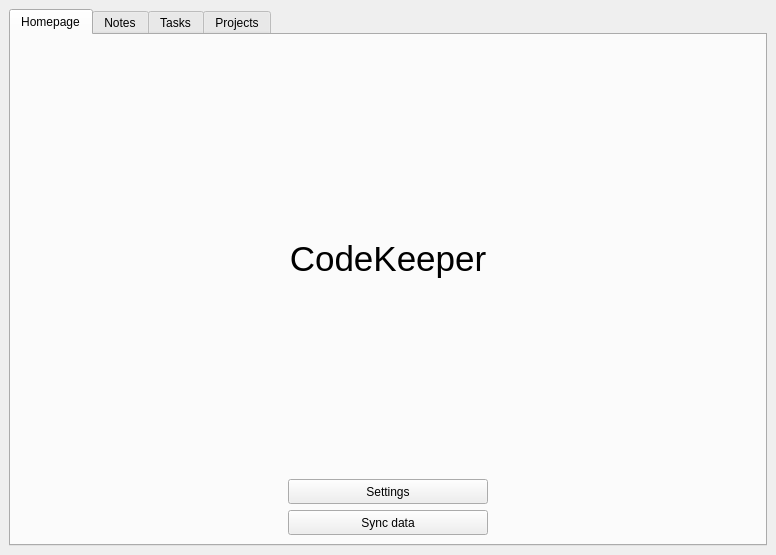
The window that src/CodeKeeper/mainwindow.ui (Nighty3098/CodeKeeper) describes before a commit, drawn with Qt 5.
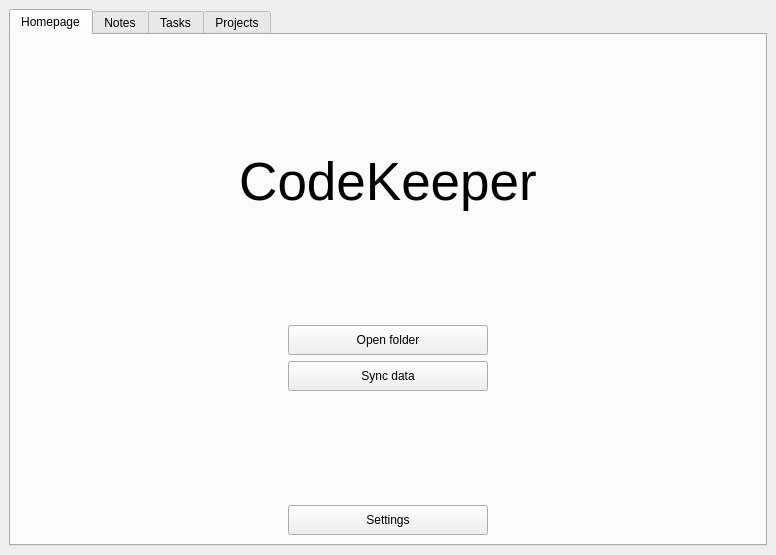
The same window after the commit. Icons and pictures are not drawn.

Diff of the .ui file:
```diff
--- a/src/CodeKeeper/mainwindow.ui
+++ b/src/CodeKeeper/mainwindow.ui
@@ -37,11 +37,24 @@
         <string>Homepage</string>
        </attribute>
        <layout class="QVBoxLayout" name="verticalLayout">
+        <item>
+         <spacer name="verticalSpacer">
+          <property name="orientation">
+           <enum>Qt::Vertical</enum>
+          </property>
+          <property name="sizeHint" stdset="0">
+           <size>
+            <width>20</width>
+            <height>40</height>
+           </size>
+          </property>
+         </spacer>
+        </item>
         <item>
          <widget class="QLabel" name="title">
           <property name="font">
            <font>
-            <pointsize>26</pointsize>
+            <pointsize>40</pointsize>
            </font>
           </property>
           <property name="text">
@@ -53,23 +66,36 @@
          </widget>
         </item>
         <item>
-         <layout class="QHBoxLayout" name="settingsL">
+         <spacer name="verticalSpacer_4">
+          <property name="orientation">
+           <enum>Qt::Vertical</enum>
+          </property>
+          <property name="sizeHint" stdset="0">
+           <size>
+            <width>20</width>
+            <height>40</height>
+           </size>
+          </property>
+         </spacer>
+        </item>
+        <item>
+         <layout class="QHBoxLayout" name="horizontalLayout_4">
           <item>
-           <widget class="QPushButton" name="settingsBtn">
+           <widget class="QPushButton" name="pushButton">
             <property name="minimumSize">
              <size>
-              <width>0</width>
-              <height>25</height>
+              <width>200</width>
+              <height>30</height>
              </size>
             </property>
             <property name="maximumSize">
              <size>
               <width>200</width>
-              <height>16777215</height>
+              <height>30</height>
              </size>
             </property>
             <property name="text">
-             <string>Settings</string>
+             <string>Open folder</string>
             </property>
            </widget>
           </item>
@@ -81,14 +107,14 @@
            <widget class="QPushButton" name="syncBtn">
             <property name="minimumSize">
              <size>
-              <width>0</width>
-              <height>25</height>
+              <width>200</width>
+              <height>30</height>
              </size>
             </property>
             <property name="maximumSize">
              <size>
               <width>200</width>
-              <height>25</height>
+              <height>30</height>
              </size>
             </property>
             <property name="text">
@@ -98,6 +124,42 @@
           </item>
          </layout>
         </item>
+        <item>
+         <spacer name="verticalSpacer_2">
+          <property name="orientation">
+           <enum>Qt::Vertical</enum>
+          </property>
+          <property name="sizeHint" stdset="0">
+           <size>
+            <width>20</width>
+            <height>40</height>
+           </size>
+          </property>
+         </spacer>
+        </item>
+        <item>
+         <layout class="QHBoxLayout" name="settingsL">
+          <item>
+           <widget class="QPushButton" name="settingsBtn">
+            <property name="minimumSize">
+             <size>
+              <width>200</width>
+              <height>30</height>
+             </size>
+            </property>
+            <property name="maximumSize">
+             <size>
+              <width>200</width>
+              <height>30</height>
+             </size>
+            </property>
+            <property name="text">
+             <string>Settings</string>
+            </property>
+           </widget>
+          </item>
+         </layout>
+        </item>
        </layout>
       </widget>
       <widget class="QWidget" name="notesTab" native="true">
```
Left out of the diff: 4 changed lines with no effect on the pictures.
